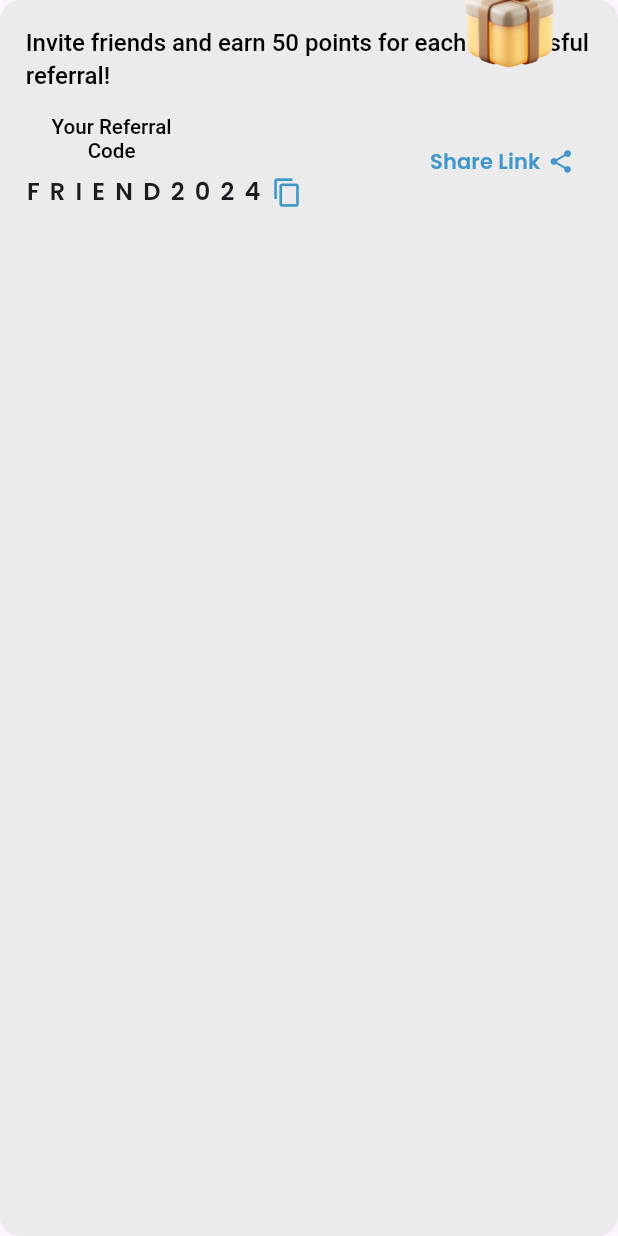
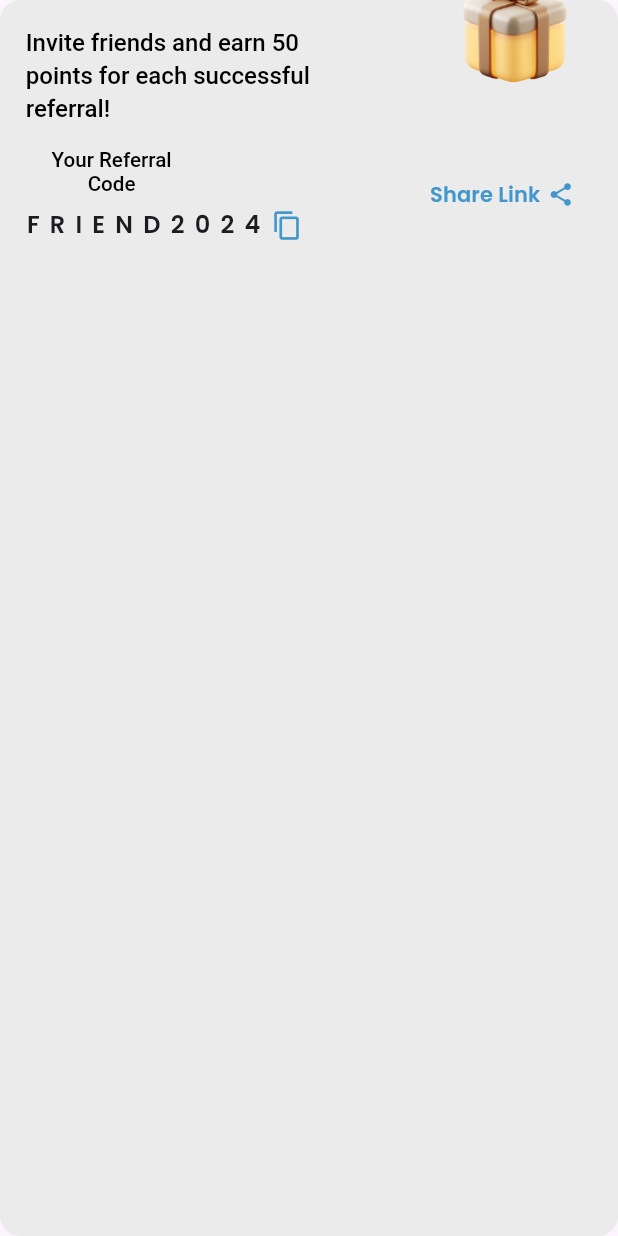
Before and after one commit to Nishanth-R10/flutter_alltasks, a Flutter app: the ReferEarnContent widget shown alone on an empty page, opened directly, on a phone screen of 412 x 824 dp. Run offline on Flutter 3.47's test engine with Material 3 defaults, Android fonts, the phone set to English and light mode, and no system bars; our stand-ins replace auto_route, flutter_riverpod, google_fonts; Roboto replaces fonts that are missing (Diodrum Arabic).

Commit message:
Update refer_earn_content.dart

```diff
--- a/lib/features/home/presentation/widgets/refer_earn/refer_earn_content.dart
+++ b/lib/features/home/presentation/widgets/refer_earn/refer_earn_content.dart
@@ -35,7 +35,11 @@ class ReferEarnContent extends StatelessWidget {
       child: Column(
         crossAxisAlignment: CrossAxisAlignment.start,
         children: [
-          _buildDescription(),
+          // Limit the width of description to prevent overlap
+          Container(
+            width: MediaQueryUtils.w(200), // Added width constraint
+            child: _buildDescription(),
+          ),
           SizedBox(height: MediaQueryUtils.h(12)),
           _buildReferralCodeSection(),
         ],
@@ -133,12 +137,12 @@ class ReferEarnContent extends StatelessWidget {
 
   Widget _buildGiftImage() {
     return Positioned(
-      top: MediaQueryUtils.h(-30),
-      right: MediaQueryUtils.w(20),
+      top: MediaQueryUtils.h(-35),
+      right: MediaQueryUtils.w(10),
       child: Image.asset(
         'assets/images/gift.png',
-        width: MediaQueryUtils.w(86),
-        height: MediaQueryUtils.h(82),
+        width: MediaQueryUtils.w(100),
+        height: MediaQueryUtils.h(100),
       ),
     );
   }
```
